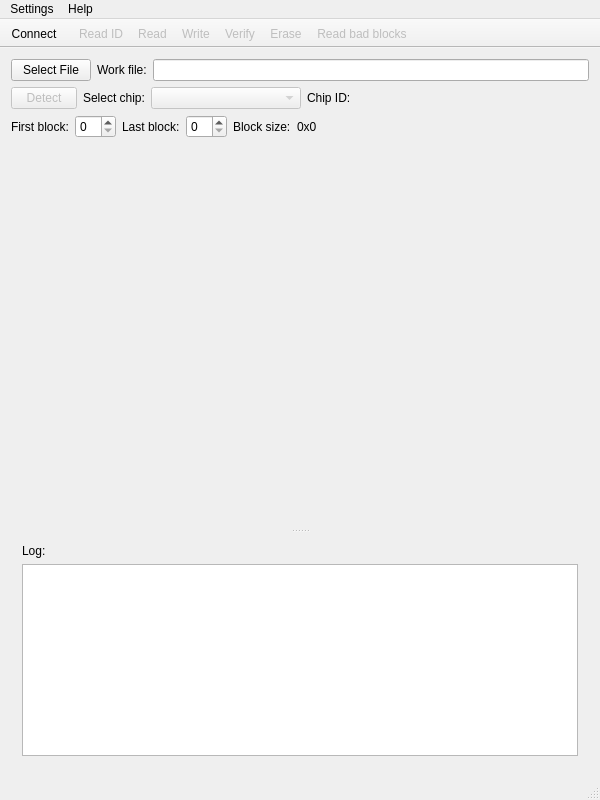
Before: the Qt Designer form qt/main_window.ui in biaoge88v/nand_programmer, drawn with Qt 5.
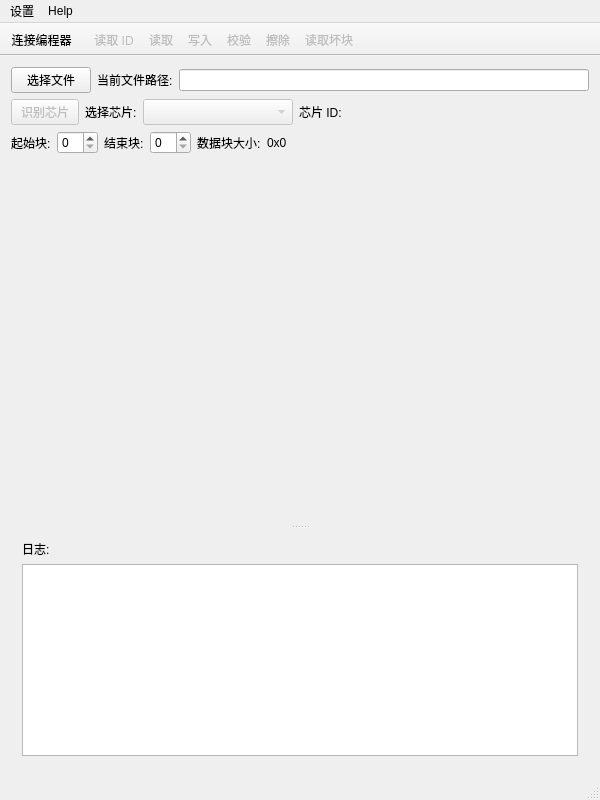
After: the same form once the commit is applied. Icons and pictures are not drawn. Custom widgets are drawn as their Qt base class.

What changed in the file:
```diff
--- a/qt/main_window.ui
+++ b/qt/main_window.ui
@@ -80,7 +80,7 @@
          </sizepolicy>
         </property>
         <property name="text">
-         <string>Chip ID:</string>
+         <string>芯片 ID:</string>
         </property>
        </widget>
       </item>
@@ -106,7 +106,7 @@
          </size>
         </property>
         <property name="text">
-         <string>Select chip:</string>
+         <string>选择芯片:</string>
         </property>
        </widget>
       </item>
@@ -123,12 +123,12 @@
         </property>
         <property name="maximumSize">
          <size>
-          <width>66</width>
+          <width>68</width>
           <height>16777215</height>
          </size>
         </property>
         <property name="text">
-         <string>Detect</string>
+         <string>识别芯片</string>
         </property>
        </widget>
       </item>
@@ -210,7 +210,7 @@
            </sizepolicy>
           </property>
           <property name="text">
-           <string>Log:</string>
+           <string>日志:</string>
           </property>
          </widget>
         </item>
@@ -226,7 +226,7 @@
       <item row="1" column="1">
        <widget class="QLabel" name="label_2">
         <property name="text">
-         <string>Work file:</string>
+         <string>当前文件路径:</string>
         </property>
        </widget>
       </item>
@@ -236,7 +236,7 @@
       <item row="1" column="0">
        <widget class="QPushButton" name="selectFilePushButton">
         <property name="text">
-         <string>Select File</string>
+         <string>选择文件</string>
         </property>
        </widget>
       </item>
@@ -260,14 +260,14 @@
       <item row="1" column="0">
        <widget class="QLabel" name="firstLabel">
         <property name="text">
-         <string>First block:</string>
+         <string>起始块:</string>
         </property>
        </widget>
       </item>
       <item row="1" column="2">
        <widget class="QLabel" name="lastLabel">
         <property name="text">
-         <string>Last block:</string>
+         <string>结束块:</string>
         </property>
        </widget>
       </item>
@@ -280,7 +280,7 @@
       <item row="1" column="4">
        <widget class="QLabel" name="blockSizeLabel">
         <property name="text">
-         <string>Block size:</string>
+         <string>数据块大小:</string>
         </property>
        </widget>
       </item>
@@ -306,7 +306,7 @@
    </property>
    <widget class="QMenu" name="menuSettings">
     <property name="title">
-     <string>Settings</string>
+     <string>设置</string>
     </property>
     <addaction name="actionProgrammer"/>
     <addaction name="actionParallelChipDb"/>
@@ -361,12 +361,12 @@
     <bool>false</bool>
    </property>
    <property name="text">
-    <string>Read ID</string>
+    <string>读取 ID</string>
    </property>
   </action>
   <action name="actionConnect">
    <property name="text">
-    <string>Connect</string>
+    <string>连接编程器</string>
    </property>
   </action>
   <action name="actionRead">
@@ -374,7 +374,7 @@
     <bool>false</bool>
    </property>
    <property name="text">
-    <string>Read</string>
+    <string>读取</string>
    </property>
   </action>
   <action name="actionWrite">
@@ -382,7 +382,7 @@
     <bool>false</bool>
    </property>
    <property name="text">
-    <string>Write</string>
+    <string>写入</string>
    </property>
   </action>
   <action name="actionErase">
@@ -390,7 +390,7 @@
     <bool>false</bool>
    </property>
    <property name="text">
-    <string>Erase</string>
+    <string>擦除</string>
    </property>
   </action>
   <action name="actionProgrammer">
@@ -403,7 +403,7 @@
     <bool>false</bool>
    </property>
    <property name="text">
-    <string>Verify</string>
+    <string>校验</string>
    </property>
   </action>
   <action name="actionReadBadBlocks">
@@ -411,7 +411,7 @@
     <bool>false</bool>
    </property>
    <property name="text">
-    <string>Read bad blocks</string>
+    <string>读取坏块</string>
    </property>
   </action>
   <action name="actionParallelChipDb">
```
Left out of the diff: 30 changed lines with no effect on the pictures.
